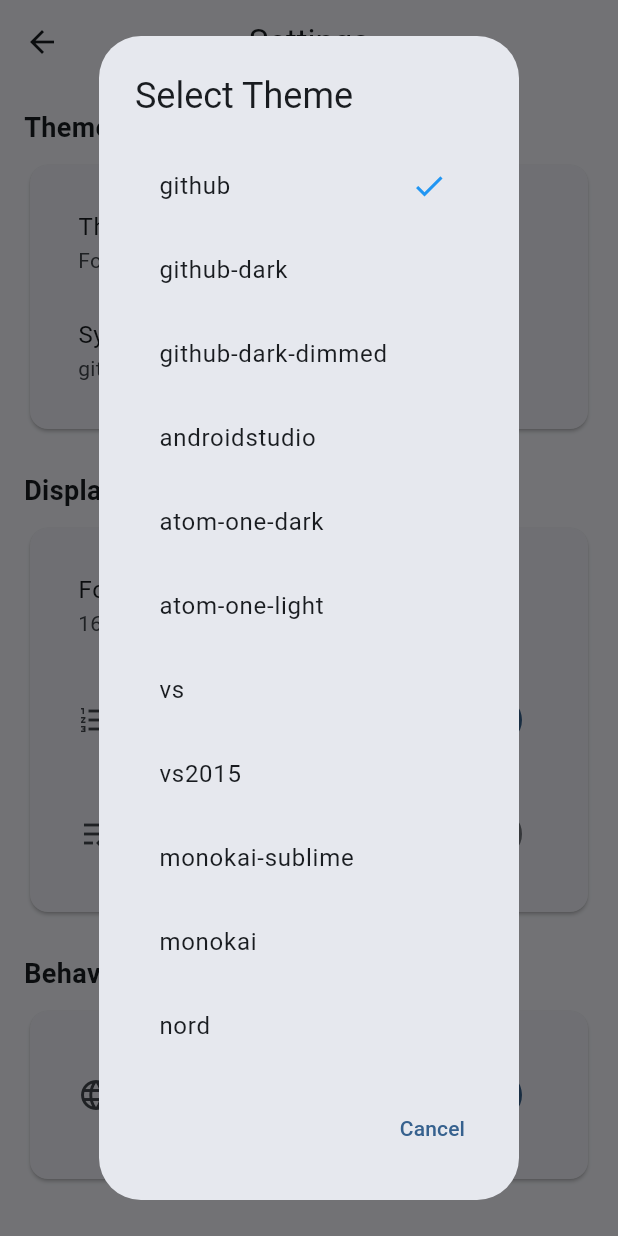
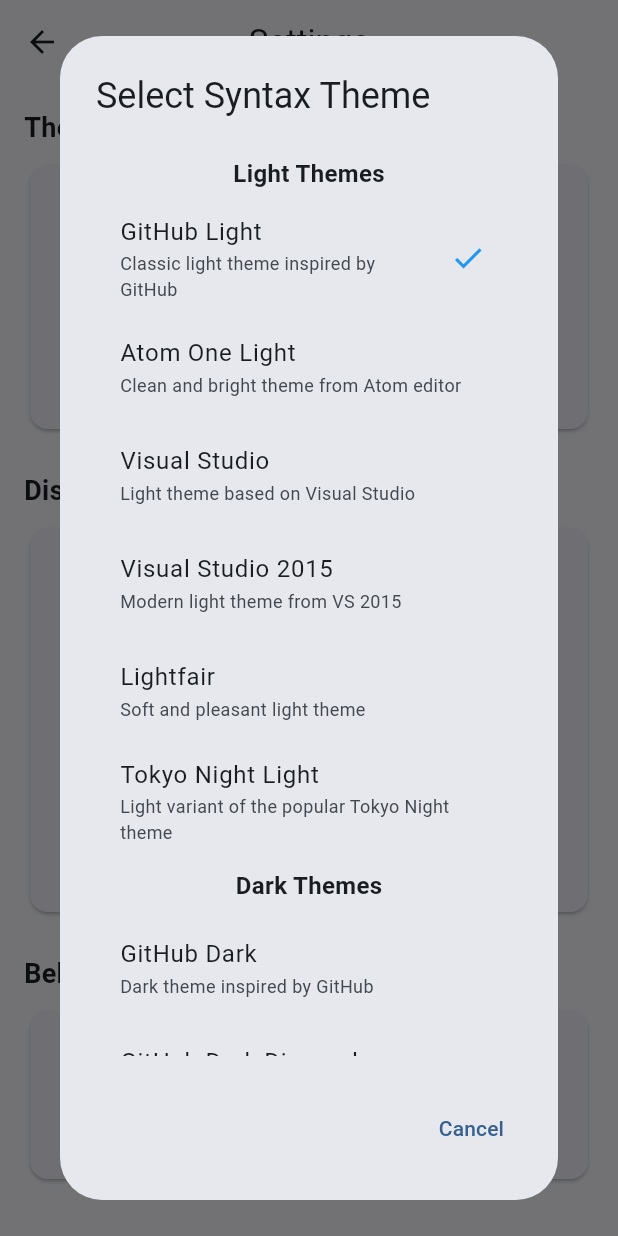
Before and after one commit to woutervanwijk/viewsourcevibe, a Flutter app: the SettingsScreen screen opened directly, after a tap on "Syntax Highlight Theme", on a phone screen of 412 x 824 dp. Run offline on Flutter 3.47's test engine with Material 3 defaults, Android fonts, the light colour scheme and no system bars; our stand-ins replace file_picker, shared_preferences, universal_io; missing offline and left inert: re_editor, re_highlight; accounts and stored records are empty; statements that could not run were skipped.

Commit message:
syntax theme tweaks

```diff
--- a/lib/models/settings.dart
+++ b/lib/models/settings.dart
@@ -1,5 +1,18 @@
 import 'package:flutter/material.dart';
 import 'package:shared_preferences/shared_preferences.dart';
+
+// Theme metadata class
+class ThemeMetadata {
+  final String name;
+  final String description;
+  final bool isDark;
+
+  const ThemeMetadata({
+    required this.name,
+    required this.description,
+    required this.isDark,
+  });
+}
 
 // Theme mode options
 enum ThemeModeOption { system, light, dark }
@@ -51,7 +64,48 @@
     if (_darkMode != value) {
       _darkMode = value;
       _saveSetting(_prefsDarkMode, value);
+
+      // Auto-switch theme based on dark mode if in system mode
+      if (_themeMode == ThemeModeOption.system) {
+        _autoSwitchThemeBasedOnMode();
+      }
+
       notifyListeners();
+    }
+  }
+
+  /// Automatically switch syntax theme based on current theme mode and dark mode
+  void _autoSwitchThemeBasedOnMode() {
+    final isDarkTheme = _getEffectiveDarkMode();
+    final currentThemeMeta = AppSettings.getThemeMetadata(_themeName);
+
+    // Only auto-switch if the current theme doesn't match the desired darkness
+    if (currentThemeMeta.isDark != isDarkTheme) {
+      // Find an appropriate theme based on darkness
+      final availableThemes = isDarkTheme ? AppSettings.darkThemes : AppSettings.lightThemes;
+
+      if (availableThemes.isNotEmpty) {
+        // Try to find a theme with similar name or use the first one
+        final similarTheme = availableThemes.firstWhere(
+          (theme) => theme.split('-').first == _themeName.split('-').first,
+          orElse: () => availableThemes.first,
+        );
+
+        _themeName = similarTheme;
+        _saveSetting(_prefsThemeName, similarTheme);
+      }
+    }
+  }
+
+  /// Get the effective dark mode based on theme mode setting
+  bool _getEffectiveDarkMode() {
+    switch (_themeMode) {
+      case ThemeModeOption.system:
+        return _darkMode; // Use the darkMode setting
+      case ThemeModeOption.light:
+        return false;
+      case ThemeModeOption.dark:
+        return true;
     }
   }
 
@@ -161,24 +215,113 @@
     await _saveSetting(_prefsAutoDetectLanguage, _autoDetectLanguage);
   }
 
-  // Available themes
-  static List<String> get availableThemes => [
-        'github',
-        'github-dark',
-        'github-dark-dimmed',
-        'androidstudio',
-        'atom-one-dark',
-        'atom-one-light',
-        'vs',
-        'vs2015',
-        'monokai-sublime',
-        'monokai',
-        'nord',
-        'tokyo-night-dark',
-        'tokyo-night-light',
-        'dark',
-        'lightfair',
-      ];
+  // Theme categories and metadata
+  static final Map<String, ThemeMetadata> _themeMetadata = {
+    // Light themes
+    'github': ThemeMetadata(
+      name: 'GitHub Light',
+      description: 'Classic light theme inspired by GitHub',
+      isDark: false,
+    ),
+    'atom-one-light': ThemeMetadata(
+      name: 'Atom One Light',
+      description: 'Clean and bright theme from Atom editor',
+      isDark: false,
+    ),
+    'vs': ThemeMetadata(
+      name: 'Visual Studio',
+      description: 'Light theme based on Visual Studio',
+      isDark: false,
+    ),
+    'vs2015': ThemeMetadata(
+      name: 'Visual Studio 2015',
+      description: 'Modern light theme from VS 2015',
+      isDark: false,
+    ),
+    'lightfair': ThemeMetadata(
+      name: 'Lightfair',
+      description: 'Soft and pleasant light theme',
+      isDark: false,
+    ),
+    'tokyo-night-light': ThemeMetadata(
+      name: 'Tokyo Night Light',
+      description: 'Light variant of the popular Tokyo Night theme',
+      isDark: false,
+    ),
+
+    // Dark themes
+    'github-dark': ThemeMetadata(
+      name: 'GitHub Dark',
+      description: 'Dark theme inspired by GitHub',
+      isDark: true,
+    ),
+    'github-dark-dimmed': ThemeMetadata(
+      name: 'GitHub Dark Dimmed',
+      description: 'Softer dark theme with dimmed colors',
+      isDark: true,
+    ),
+    'androidstudio': ThemeMetadata(
+      name: 'Android Studio',
+      description: 'Dark theme based on Android Studio',
+      isDark: true,
+    ),
+    'atom-one-dark': ThemeMetadata(
+      name: 'Atom One Dark',
+      description: 'Popular dark theme from Atom editor',
+      isDark: true,
+    ),
+    'monokai-sublime': ThemeMetadata(
+      name: 'Monokai Sublime',
+      description: 'Enhanced Monokai theme from Sublime Text',
+      isDark: true,
+    ),
+    'monokai': ThemeMetadata(
+      name: 'Monokai',
+      description: 'Classic Monokai dark theme',
+      isDark: true,
+    ),
+    'nord': ThemeMetadata(
+      name: 'Nord',
+      description: 'Arctic-inspired dark theme with cool colors',
+      isDark: true,
+    ),
+    'tokyo-night-dark': ThemeMetadata(
+      name: 'Tokyo Night Dark',
+      description: 'Dark theme inspired by Tokyo nights',
+      isDark: true,
+    ),
+    'dark': ThemeMetadata(
+      name: 'Dark',
+      description: 'Simple dark theme with high contrast',
+      isDark: true,
+    ),
+  };
+
+  // Available themes (all)
+  static List<String> get availableThemes => _themeMetadata.keys.toList();
+
+  // Get theme metadata
+  static ThemeMetadata getThemeMetadata(String themeName) {
+    return _themeMetadata[themeName] ?? ThemeMetadata(
+      name: themeName,
+      description: 'Unknown theme',
+      isDark: false,
+    );
+  }
+
+  // Get themes by category
+  static List<String> getThemesByCategory(bool isDark) {
+    return _themeMetadata.entries
+        .where((entry) => entry.value.isDark == isDark)
+        .map((entry) => entry.key)
+        .toList();
+  }
+
+  // Get light themes
+  static List<String> get lightThemes => getThemesByCategory(false);
+
+  // Get dark themes
+  static List<String> get darkThemes => getThemesByCategory(true);
 
   // Available font sizes
   static List<double> get availableFontSizes =>
--- a/lib/screens/settings_screen.dart
+++ b/lib/screens/settings_screen.dart
@@ -42,7 +42,7 @@
                       // Syntax Highlight Theme
                       ListTile(
                         title: const Text('Syntax Highlight Theme'),
-                        subtitle: Text(settings.themeName),
+                        subtitle: Text(AppSettings.getThemeMetadata(settings.themeName).name),
                         trailing: const Icon(Icons.arrow_forward_ios),
                         onTap: () => _showThemeDialog(context, settings),
                       ),
@@ -200,15 +200,37 @@
   }
 
   void _showThemeDialog(BuildContext context, AppSettings settings) {
+    // Separate themes by category for better organization
+    final lightThemes = AppSettings.lightThemes;
+    final darkThemes = AppSettings.darkThemes;
+
     showDialog(
       context: context,
       builder: (context) => AlertDialog(
-        title: const Text('Select Theme'),
+        title: const Text('Select Syntax Theme'),
         content: SingleChildScrollView(
           child: Column(
-            children: AppSettings.availableThemes.map((theme) =>
-              ListTile(
-                title: Text(theme),
+            children: [
+              // Light themes section
+              if (lightThemes.isNotEmpty) ...[
+                const Padding(
+                  padding: EdgeInsets.symmetric(vertical: 8.0),
+                  child: Text(
+                    'Light Themes',
+                    style: TextStyle(
+                      fontWeight: FontWeight.bold,
+                      fontSize: 16,
+                    ),
+                  ),
+                ),
+                ...lightThemes.map((theme) {
+                  final meta = AppSettings.getThemeMetadata(theme);
+                  return ListTile(
+                    title: Text(meta.name),
+                    subtitle: Text(
+                      meta.description,
+                      style: const TextStyle(fontSize: 12),
+                    ),
                     trailing: settings.themeName == theme
                         ? const Icon(Icons.check, color: Colors.blue)
                         : null,
@@ -216,8 +238,41 @@
                       settings.themeName = theme;
                       Navigator.of(context).pop();
                     },
-              )
-            ).toList(),
+                  );
+                }),
+              ],
+
+              // Dark themes section
+              if (darkThemes.isNotEmpty) ...[
+                const Padding(
+                  padding: EdgeInsets.symmetric(vertical: 8.0),
+                  child: Text(
+                    'Dark Themes',
+                    style: TextStyle(
+                      fontWeight: FontWeight.bold,
+                      fontSize: 16,
+                    ),
+                  ),
+                ),
+                ...darkThemes.map((theme) {
+                  final meta = AppSettings.getThemeMetadata(theme);
+                  return ListTile(
+                    title: Text(meta.name),
+                    subtitle: Text(
+                      meta.description,
+                      style: const TextStyle(fontSize: 12),
+                    ),
+                    trailing: settings.themeName == theme
+                        ? const Icon(Icons.check, color: Colors.blue)
+                        : null,
+                    onTap: () {
+                      settings.themeName = theme;
+                      Navigator.of(context).pop();
+                    },
+                  );
+                }),
+              ],
+            ],
           ),
         ),
         actions: [
```
Also changed, not shown: 1 other file. Lines whose indentation alone changed are shown as unchanged.
